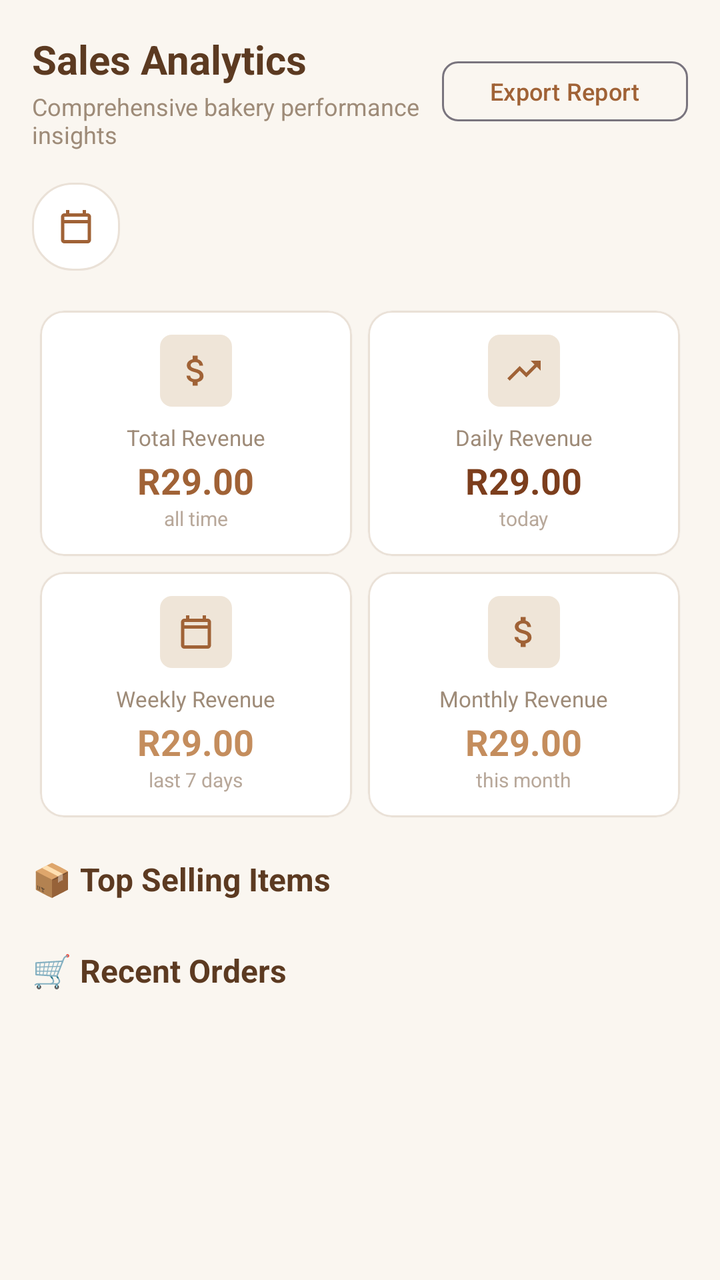
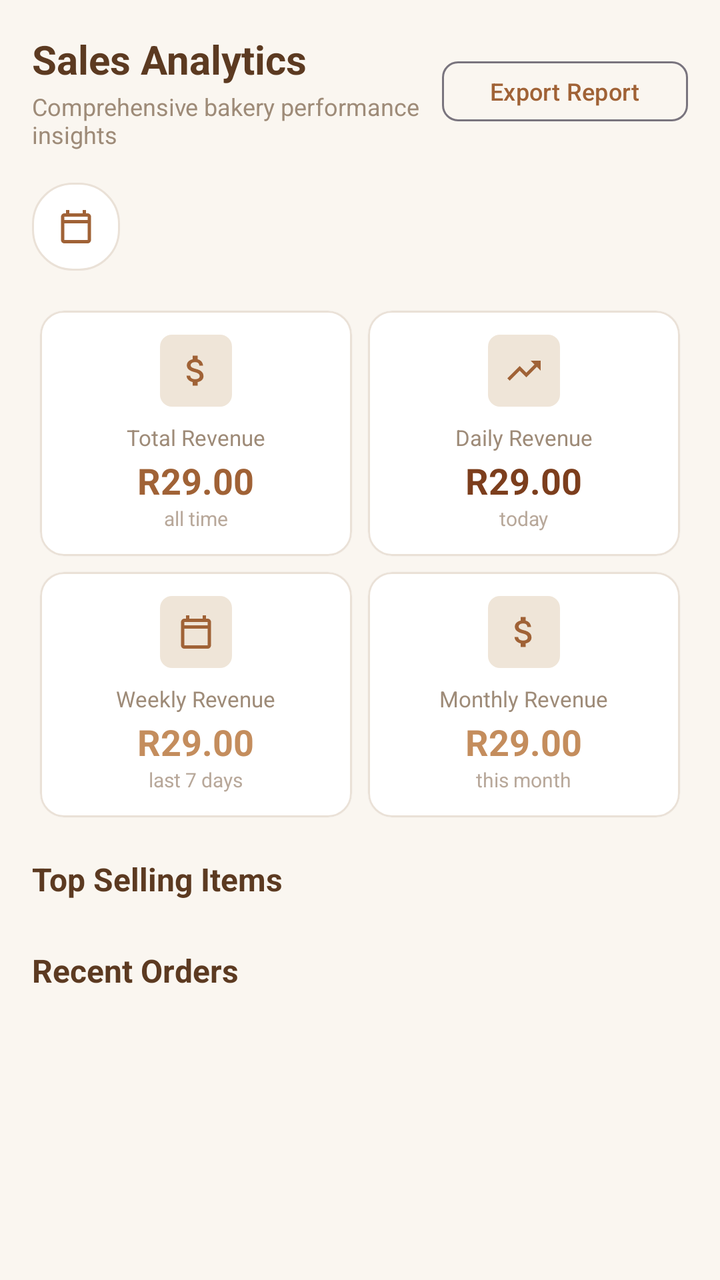

Screens rendered from an Android XML layout before and after an edit, with the pre-edit source and the edit as a unified diff.
<!-- AndroidManifest.xml: application theme Theme.SixCoachConfectionery -->
<!-- res/layout/fragment_admin_analytics.xml -->
<?xml version="1.0" encoding="utf-8"?>
<ScrollView xmlns:android="http://schemas.android.com/apk/res/android"
    xmlns:app="http://schemas.android.com/apk/res-auto"
    android:layout_width="match_parent"
    android:layout_height="match_parent"
    android:fillViewport="true"
    android:background="@color/bakery_bg">

    <LinearLayout
        android:layout_width="match_parent"
        android:layout_height="wrap_content"
        android:orientation="vertical"
        android:padding="16dp">

        
        <LinearLayout
            android:layout_width="match_parent"
            android:layout_height="wrap_content"
            android:orientation="horizontal"
            android:gravity="center_vertical">

            <LinearLayout
                android:layout_width="0dp"
                android:layout_height="wrap_content"
                android:layout_weight="1"
                android:orientation="vertical">

                <TextView
                    android:layout_width="wrap_content"
                    android:layout_height="wrap_content"
                    android:text="Sales Analytics"
                    android:textColor="@color/bakery_text_primary"
                    android:textSize="20sp"
                    android:textStyle="bold" />

                <TextView
                    android:layout_width="wrap_content"
                    android:layout_height="wrap_content"
                    android:layout_marginTop="2dp"
                    android:text="Comprehensive bakery performance insights"
                    android:textColor="@color/bakery_text_secondary"
                    android:textSize="12sp" />

            </LinearLayout>

            <Button
                android:id="@+id/btnExportReport"
                style="?attr/materialButtonOutlinedStyle"
                android:layout_width="wrap_content"
                android:layout_height="38dp"
                android:text="Export Report"
                android:textColor="@color/bakery_brown"
                android:textSize="12sp"
                app:cornerRadius="8dp" />

        </LinearLayout>

        
        <LinearLayout
            android:layout_width="wrap_content"
            android:layout_height="wrap_content"
            android:layout_marginTop="16dp"
            android:background="@drawable/bg_pill_unselected"
            android:paddingHorizontal="12dp"
            android:paddingVertical="4dp"
            android:gravity="center_vertical"
            android:orientation="horizontal">

            <ImageView
                android:layout_width="20dp"
                android:layout_height="20dp"
                android:src="@drawable/ic_calendar"
                app:tint="@color/bakery_brown" />

            <Spinner
                android:id="@+id/spinnerTimeFilter"
                android:layout_width="wrap_content"
                android:layout_height="36dp"
                android:background="@null" />

        </LinearLayout>

        
        <GridLayout
            android:layout_width="match_parent"
            android:layout_height="wrap_content"
            android:layout_marginTop="16dp"
            android:columnCount="2"
            android:rowCount="2">

            
            <com.google.android.material.card.MaterialCardView
                android:layout_width="0dp"
                android:layout_height="wrap_content"
                android:layout_columnWeight="1"
                android:layout_margin="4dp"
                app:cardCornerRadius="12dp"
                app:cardElevation="1dp"
                app:strokeColor="@color/bakery_card_border"
                app:strokeWidth="1dp"
                app:cardBackgroundColor="@color/white">

                <LinearLayout
                    android:layout_width="match_parent"
                    android:layout_height="wrap_content"
                    android:orientation="vertical"
                    android:gravity="center"
                    android:padding="12dp">

                    <ImageView
                        android:layout_width="36dp"
                        android:layout_height="36dp"
                        android:src="@drawable/ic_money"
                        android:background="@drawable/bg_badge_gold"
                        android:padding="8dp"
                        app:tint="@color/bakery_green" />

                    <TextView
                        android:layout_width="wrap_content"
                        android:layout_height="wrap_content"
                        android:layout_marginTop="8dp"
                        android:text="Total Revenue"
                        android:textColor="@color/bakery_text_secondary"
                        android:textSize="11sp" />

                    <TextView
                        android:id="@+id/tvAnalyticsTotalRevenue"
                        android:layout_width="wrap_content"
                        android:layout_height="wrap_content"
                        android:layout_marginTop="2dp"
                        android:text="R29.00"
                        android:textColor="@color/bakery_green"
                        android:textSize="18sp"
                        android:textStyle="bold" />

                    <TextView
                        android:layout_width="wrap_content"
                        android:layout_height="wrap_content"
                        android:text="all time"
                        android:textColor="@color/bakery_text_muted"
                        android:textSize="10sp" />

                </LinearLayout>

            </com.google.android.material.card.MaterialCardView>

            
            <com.google.android.material.card.MaterialCardView
                android:layout_width="0dp"
                android:layout_height="wrap_content"
                android:layout_columnWeight="1"
                android:layout_margin="4dp"
                app:cardCornerRadius="12dp"
                app:cardElevation="1dp"
                app:strokeColor="@color/bakery_card_border"
                app:strokeWidth="1dp"
                app:cardBackgroundColor="@color/white">

                <LinearLayout
                    android:layout_width="match_parent"
                    android:layout_height="wrap_content"
                    android:orientation="vertical"
                    android:gravity="center"
                    android:padding="12dp">

                    <ImageView
                        android:layout_width="36dp"
                        android:layout_height="36dp"
                        android:src="@drawable/ic_trending_up"
                        android:background="@drawable/bg_badge_gold"
                        android:padding="8dp"
                        app:tint="@color/bakery_brown" />

                    <TextView
                        android:layout_width="wrap_content"
                        android:layout_height="wrap_content"
                        android:layout_marginTop="8dp"
                        android:text="Daily Revenue"
                        android:textColor="@color/bakery_text_secondary"
                        android:textSize="11sp" />

                    <TextView
                        android:id="@+id/tvAnalyticsDailyRevenue"
                        android:layout_width="wrap_content"
                        android:layout_height="wrap_content"
                        android:layout_marginTop="2dp"
                        android:text="R29.00"
                        android:textColor="@color/bakery_brown_dark"
                        android:textSize="18sp"
                        android:textStyle="bold" />

                    <TextView
                        android:layout_width="wrap_content"
                        android:layout_height="wrap_content"
                        android:text="today"
                        android:textColor="@color/bakery_text_muted"
                        android:textSize="10sp" />

                </LinearLayout>

            </com.google.android.material.card.MaterialCardView>

            
            <com.google.android.material.card.MaterialCardView
                android:layout_width="0dp"
                android:layout_height="wrap_content"
                android:layout_columnWeight="1"
                android:layout_margin="4dp"
                app:cardCornerRadius="12dp"
                app:cardElevation="1dp"
                app:strokeColor="@color/bakery_card_border"
                app:strokeWidth="1dp"
                app:cardBackgroundColor="@color/white">

                <LinearLayout
                    android:layout_width="match_parent"
                    android:layout_height="wrap_content"
                    android:orientation="vertical"
                    android:gravity="center"
                    android:padding="12dp">

                    <ImageView
                        android:layout_width="36dp"
                        android:layout_height="36dp"
                        android:src="@drawable/ic_calendar"
                        android:background="@drawable/bg_badge_gold"
                        android:padding="8dp"
                        app:tint="@color/bakery_brown" />

                    <TextView
                        android:layout_width="wrap_content"
                        android:layout_height="wrap_content"
                        android:layout_marginTop="8dp"
                        android:text="Weekly Revenue"
                        android:textColor="@color/bakery_text_secondary"
                        android:textSize="11sp" />

                    <TextView
                        android:id="@+id/tvAnalyticsWeeklyRevenue"
                        android:layout_width="wrap_content"
                        android:layout_height="wrap_content"
                        android:layout_marginTop="2dp"
                        android:text="R29.00"
                        android:textColor="@color/bakery_brown_light"
                        android:textSize="18sp"
                        android:textStyle="bold" />

                    <TextView
                        android:layout_width="wrap_content"
                        android:layout_height="wrap_content"
                        android:text="last 7 days"
                        android:textColor="@color/bakery_text_muted"
                        android:textSize="10sp" />

                </LinearLayout>

            </com.google.android.material.card.MaterialCardView>

            
            <com.google.android.material.card.MaterialCardView
                android:layout_width="0dp"
                android:layout_height="wrap_content"
                android:layout_columnWeight="1"
                android:layout_margin="4dp"
                app:cardCornerRadius="12dp"
                app:cardElevation="1dp"
                app:strokeColor="@color/bakery_card_border"
                app:strokeWidth="1dp"
                app:cardBackgroundColor="@color/white">

                <LinearLayout
                    android:layout_width="match_parent"
                    android:layout_height="wrap_content"
                    android:orientation="vertical"
                    android:gravity="center"
                    android:padding="12dp">

                    <ImageView
                        android:layout_width="36dp"
                        android:layout_height="36dp"
                        android:src="@drawable/ic_money"
                        android:background="@drawable/bg_badge_gold"
                        android:padding="8dp"
                        app:tint="@color/bakery_brown" />

                    <TextView
                        android:layout_width="wrap_content"
                        android:layout_height="wrap_content"
                        android:layout_marginTop="8dp"
                        android:text="Monthly Revenue"
                        android:textColor="@color/bakery_text_secondary"
                        android:textSize="11sp" />

                    <TextView
                        android:id="@+id/tvAnalyticsMonthlyRevenue"
                        android:layout_width="wrap_content"
                        android:layout_height="wrap_content"
                        android:layout_marginTop="2dp"
                        android:text="R29.00"
                        android:textColor="@color/bakery_brown_light"
                        android:textSize="18sp"
                        android:textStyle="bold" />

                    <TextView
                        android:layout_width="wrap_content"
                        android:layout_height="wrap_content"
                        android:text="this month"
                        android:textColor="@color/bakery_text_muted"
                        android:textSize="10sp" />

                </LinearLayout>

            </com.google.android.material.card.MaterialCardView>

        </GridLayout>

        
        <LinearLayout
            android:layout_width="match_parent"
            android:layout_height="wrap_content"
            android:layout_marginTop="16dp"
            android:orientation="vertical">

            <TextView
                android:layout_width="wrap_content"
                android:layout_height="wrap_content"
                android:text="📦 Top Selling Items"
                android:textColor="@color/bakery_text_primary"
                android:textSize="16sp"
                android:textStyle="bold" />

            <LinearLayout
                android:id="@+id/layoutTopSellingContainer"
                android:layout_width="match_parent"
                android:layout_height="wrap_content"
                android:layout_marginTop="8dp"
                android:orientation="vertical" />

            <TextView
                android:layout_width="wrap_content"
                android:layout_height="wrap_content"
                android:layout_marginTop="16dp"
                android:text="🛒 Recent Orders"
                android:textColor="@color/bakery_text_primary"
                android:textSize="16sp"
                android:textStyle="bold" />

            <LinearLayout
                android:id="@+id/layoutAnalyticsRecentOrdersContainer"
                android:layout_width="match_parent"
                android:layout_height="wrap_content"
                android:layout_marginTop="8dp"
                android:orientation="vertical" />

        </LinearLayout>

    </LinearLayout>

</ScrollView>
<!-- resources referenced by this layout -->
<resources>
  <color name="bakery_bg">#FAF6F0</color>
  <color name="bakery_brown">#A06236</color>
  <color name="bakery_brown_dark">#7C3E1D</color>
  <color name="bakery_brown_light">#C48D5D</color>
  <color name="bakery_card_border">#EAE1D7</color>
  <color name="bakery_green">#A06236</color>
  <color name="bakery_text_muted">#B8A89A</color>
  <color name="bakery_text_primary">#5C3A21</color>
  <color name="bakery_text_secondary">#9E8B78</color>
  <color name="white">#FFFFFFFF</color>
  <!-- drawable bg_badge_gold (drawable) -->
  <?xml version="1.0" encoding="utf-8"?>
  <shape xmlns:android="http://schemas.android.com/apk/res/android"
      android:shape="rectangle">
      <solid android:color="@color/bakery_tan" />
      <corners android:radius="6dp" />
  </shape>
  <!-- drawable bg_pill_unselected (drawable) -->
  <?xml version="1.0" encoding="utf-8"?>
  <shape xmlns:android="http://schemas.android.com/apk/res/android"
      android:shape="rectangle">
      <solid android:color="@color/white" />
      <corners android:radius="20dp" />
      <stroke
          android:width="1dp"
          android:color="@color/bakery_card_border" />
  </shape>
  <!-- drawable ic_calendar (drawable) -->
  <vector xmlns:android="http://schemas.android.com/apk/res/android"
      android:width="24dp"
      android:height="24dp"
      android:viewportWidth="24"
      android:viewportHeight="24">
      <path
          android:fillColor="#FF000000"
          android:pathData="M19,4h-1V2h-2v2H8V2H6v2H5c-1.11,0 -1.99,0.9 -1.99,2L3,20c0,1.1 0.89,2 2,2h14c1.1,0 2,-0.9 2,-2V6c0,-1.1 -0.9,-2 -2,-2zm0,16H5V10h14v10zm0,-12H5V6h14v2z"/>
  </vector>
  <!-- drawable ic_money (drawable) -->
  <vector xmlns:android="http://schemas.android.com/apk/res/android"
      android:width="24dp"
      android:height="24dp"
      android:viewportWidth="24"
      android:viewportHeight="24">
      <path
          android:fillColor="#FF000000"
          android:pathData="M11.8,10.9c-2.27,-0.59 -3,-1.2 -3,-2.15 0,-1.09 1.01,-1.85 2.7,-1.85 1.78,0 2.44,0.85 2.5,2.1h2.21c-0.07,-1.72 -1.12,-3.3 -3.21,-3.81V3h-3v2.16c-1.94,0.42 -3.5,1.68 -3.5,3.61 0,2.31 1.91,3.46 4.7,4.13 2.5,0.6 3,1.48 3,2.41 0,0.69 -0.49,1.79 -2.7,1.79 -2.06,0 -2.87,-0.92 -2.98,-2.1h-2.2c0.12,2.19 1.76,3.42 3.68,3.83V21h3v-2.15c1.95,-0.37 3.5,-1.5 3.5,-3.55 0,-2.84 -2.43,-3.81 -4.7,-4.4z"/>
  </vector>
  <!-- drawable ic_trending_up (drawable) -->
  <vector xmlns:android="http://schemas.android.com/apk/res/android"
      android:width="24dp"
      android:height="24dp"
      android:viewportWidth="24"
      android:viewportHeight="24">
      <path
          android:fillColor="#FF000000"
          android:pathData="M16,6l2.29,2.29 -4.88,4.88 -4,-4L2,16.59 3.41,18l6,-6 4,4 6.3,-6.29L22,12V6z"/>
  </vector>
  <style name="Theme.SixCoachConfectionery" parent="Base.Theme.SixCoachConfectionery" />
  <color name="bakery_tan">#EFE5D8</color>
  <style name="Base.Theme.SixCoachConfectionery" parent="Theme.Material3.DayNight.NoActionBar">
          
          <item name="colorPrimary">@color/bakery_brown</item>
          <item name="colorOnPrimary">@color/white</item>
          <item name="colorPrimaryContainer">@color/bakery_tan_light</item>
          <item name="colorOnPrimaryContainer">@color/bakery_brown_dark</item>
          <item name="colorSecondary">@color/bakery_brown_light</item>
          <item name="android:windowBackground">@color/bakery_bg</item>
          <item name="android:statusBarColor">@color/bakery_brown</item>
      </style>
  <color name="bakery_tan_light">#F8F3EE</color>
</resources>

<!-- the commit's change to res/layout/fragment_admin_analytics.xml (unified diff, before → after) -->
@@ -324,7 +324,7 @@
             <TextView
                 android:layout_width="wrap_content"
                 android:layout_height="wrap_content"
-                android:text="📦 Top Selling Items"
+                android:text="Top Selling Items"
                 android:textColor="@color/bakery_text_primary"
                 android:textSize="16sp"
                 android:textStyle="bold" />
@@ -340,7 +340,7 @@
                 android:layout_width="wrap_content"
                 android:layout_height="wrap_content"
                 android:layout_marginTop="16dp"
-                android:text="🛒 Recent Orders"
+                android:text="Recent Orders"
                 android:textColor="@color/bakery_text_primary"
                 android:textSize="16sp"
                 android:textStyle="bold" />
